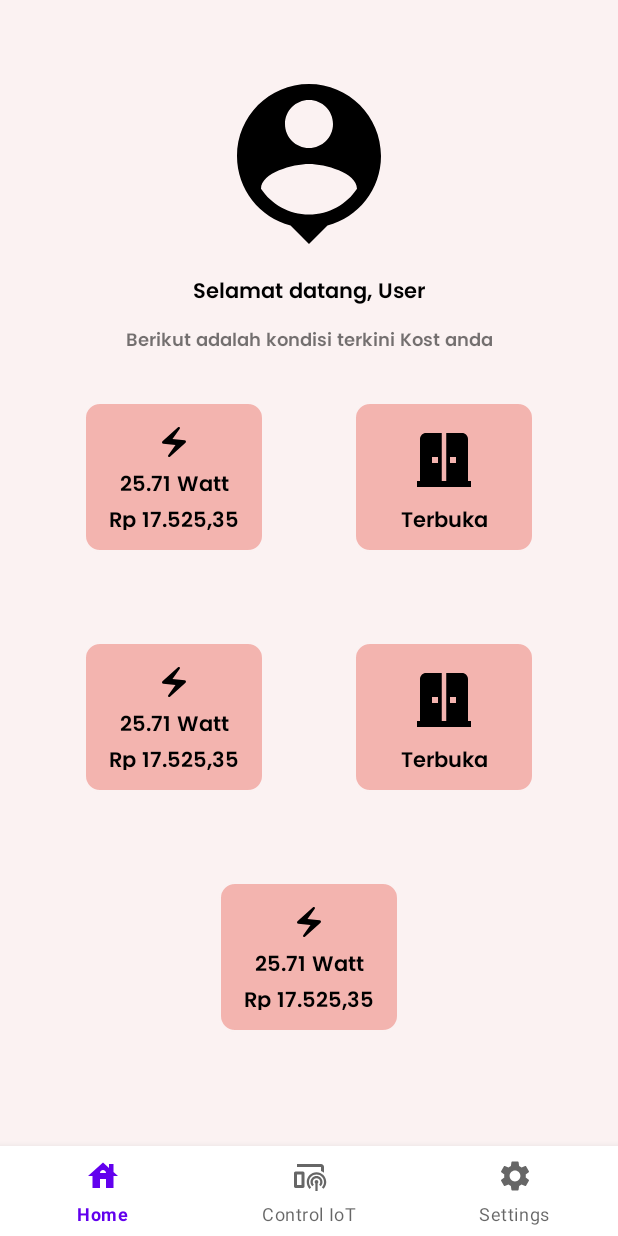
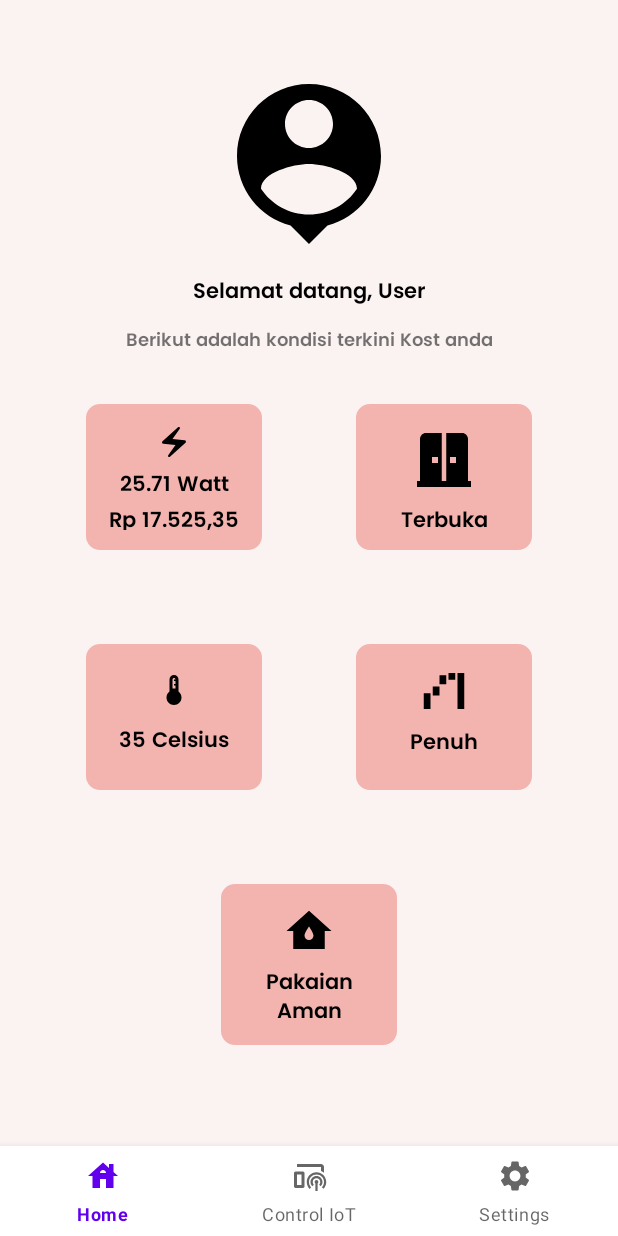
Before and after one commit to Blackpaper13/TA_PROJECT_FINAL, an Android app: the HomeFragment screen opened directly, with no data from a screen before it, on a phone screen of 412 x 824 dp. Run offline under Robolectric (Android 15) with nearby library versions, the phone set to English and light mode, and no system bars; our stand-ins replace CircleImageView.

```diff
--- a/app/src/main/AndroidManifest.xml
+++ b/app/src/main/AndroidManifest.xml
@@ -13,7 +13,7 @@
         android:theme="@style/Theme.Final_project_TA"
         tools:targetApi="31">
         <activity
-            android:name=".EditProfileActivity"
+            android:name=".view.activity.EditProfileActivity"
             android:exported="false">
             <meta-data
                 android:name="android.app.lib_name"
--- a/app/src/main/java/com/example/final_project_ta/view/activity/EditProfileActivity.kt
+++ b/app/src/main/java/com/example/final_project_ta/view/activity/EditProfileActivity.kt
@@ -2,6 +2,7 @@ package com.example.final_project_ta.view.activity
 
 import androidx.appcompat.app.AppCompatActivity
 import android.os.Bundle
+import com.example.final_project_ta.R
 
 class EditProfileActivity : AppCompatActivity() {
     override fun onCreate(savedInstanceState: Bundle?) {
--- /dev/null
+++ b/app/src/main/res/drawable/ic_baseline_thermostat.xml
@@ -0,0 +1,5 @@
+<vector android:height="24dp" android:tint="#000000"
+    android:viewportHeight="24" android:viewportWidth="24"
+    android:width="24dp" xmlns:android="http://schemas.android.com/apk/res/android">
+    <path android:fillColor="@android:color/white" android:pathData="M15,13L15,5c0,-1.66 -1.34,-3 -3,-3S9,3.34 9,5v8c-1.21,0.91 -2,2.37 -2,4 0,2.76 2.24,5 5,5s5,-2.24 5,-5c0,-1.63 -0.79,-3.09 -2,-4zM11,5c0,-0.55 0.45,-1 1,-1s1,0.45 1,1h-1v1h1v2h-1v1h1v2h-2L11,5z"/>
+</vector>
--- /dev/null
+++ b/app/src/main/res/drawable/ic_baseline_water_damage.xml
@@ -0,0 +1,5 @@
+<vector android:height="36dp" android:tint="#000000"
+    android:viewportHeight="24" android:viewportWidth="24"
+    android:width="36dp" xmlns:android="http://schemas.android.com/apk/res/android">
+    <path android:fillColor="@android:color/white" android:pathData="M12,3L2,12h3v8h14v-8h3L12,3zM12,16c-1.1,0 -2,-0.9 -2,-2c0,-1.1 2,-4 2,-4s2,2.9 2,4C14,15.1 13.1,16 12,16z"/>
+</vector>
--- /dev/null
+++ b/app/src/main/res/drawable/ic_baseline_waterfall_chart.xml
@@ -0,0 +1,5 @@
+<vector android:height="36dp" android:tint="#000000"
+    android:viewportHeight="24" android:viewportWidth="24"
+    android:width="36dp" xmlns:android="http://schemas.android.com/apk/res/android">
+    <path android:fillColor="@android:color/white" android:pathData="M18,4h3v16h-3zM3,13h3v7L3,20zM14,4h3v3h-3zM10,5h3v4h-3zM7,10h3v4L7,14z"/>
+</vector>
--- a/app/src/main/res/layout/fragment_home.xml
+++ b/app/src/main/res/layout/fragment_home.xml
@@ -51,6 +51,7 @@
                 android:layout_height="wrap_content"
                 android:src="@drawable/ic_baseline_electric"/>
             <TextView
+                android:id="@+id/status_watt"
                 android:textColor="@color/black"
                 android:fontFamily="@font/poppins_semibold"
                 android:textAlignment="center"
@@ -58,6 +59,7 @@
                 android:layout_height="wrap_content"
                 android:text="25.71 Watt"/>
             <TextView
+                android:id="@+id/status_watt_rupiah"
                 android:textColor="@color/black"
                 android:fontFamily="@font/poppins_semibold"
                 android:textAlignment="center"
@@ -85,7 +87,7 @@
                 android:layout_width="match_parent"
                 android:layout_height="wrap_content"
                 android:text="Terbuka"
-                android:id="@+id/pintu"/>
+                android:id="@+id/status_pintu"/>
 
 
 
@@ -108,24 +110,20 @@
             android:layout_height="100dp"
             android:orientation="vertical">
             <ImageView
+                android:padding="5dp"
                 android:layout_marginBottom="5dp"
                 android:layout_width="match_parent"
                 android:layout_height="wrap_content"
-                android:src="@drawable/ic_baseline_electric"/>
+                android:src="@drawable/ic_baseline_thermostat"/>
+
             <TextView
+                android:id="@+id/status_suhu"
                 android:textColor="@color/black"
                 android:fontFamily="@font/poppins_semibold"
                 android:textAlignment="center"
                 android:layout_width="match_parent"
                 android:layout_height="wrap_content"
-                android:text="25.71 Watt"/>
-            <TextView
-                android:textColor="@color/black"
-                android:fontFamily="@font/poppins_semibold"
-                android:textAlignment="center"
-                android:layout_width="match_parent"
-                android:layout_height="wrap_content"
-                android:text="Rp 17.525,35"/>
+                android:text="35 Celsius"/>
         </LinearLayout>
 
         <LinearLayout
@@ -139,19 +137,16 @@
                 android:layout_marginBottom="5dp"
                 android:layout_width="match_parent"
                 android:layout_height="wrap_content"
-                android:src="@drawable/ic_baseline_door_sliding_24"/>
+                android:src="@drawable/ic_baseline_waterfall_chart"/>
             <TextView
                 android:textColor="@color/black"
                 android:fontFamily="@font/poppins_semibold"
                 android:textAlignment="center"
                 android:layout_width="match_parent"
                 android:layout_height="wrap_content"
-                android:text="Terbuka"/>
-
-
+                android:text="Penuh"/>
 
         </LinearLayout>
-
 
     </LinearLayout>
 
@@ -166,30 +161,23 @@
             android:layout_margin="30dp"
             android:background="@drawable/shape_create"
             android:layout_width="120dp"
-            android:layout_height="100dp"
+            android:layout_height="110dp"
             android:orientation="vertical">
             <ImageView
                 android:layout_marginBottom="5dp"
                 android:layout_width="match_parent"
                 android:layout_height="wrap_content"
-                android:src="@drawable/ic_baseline_electric"/>
+                android:src="@drawable/ic_baseline_water_damage"/>
             <TextView
+                android:id="@+id/status_jemuran"
                 android:textColor="@color/black"
                 android:fontFamily="@font/poppins_semibold"
                 android:textAlignment="center"
                 android:layout_width="match_parent"
                 android:layout_height="wrap_content"
-                android:text="25.71 Watt"/>
-            <TextView
-                android:textColor="@color/black"
-                android:fontFamily="@font/poppins_semibold"
-                android:textAlignment="center"
-                android:layout_width="match_parent"
-                android:layout_height="wrap_content"
-                android:text="Rp 17.525,35"/>
+                android:text="Pakaian Aman"/>
+
         </LinearLayout>
-
-
 
 
     </LinearLayout>
```
Also changed, not shown: app/src/main/java/com/example/final_project_ta/view/fragment/SettingsFragment.kt (+28 -39 lines), app/src/main/res/layout/activity_edit_profile.xml (+114 -2 lines).
